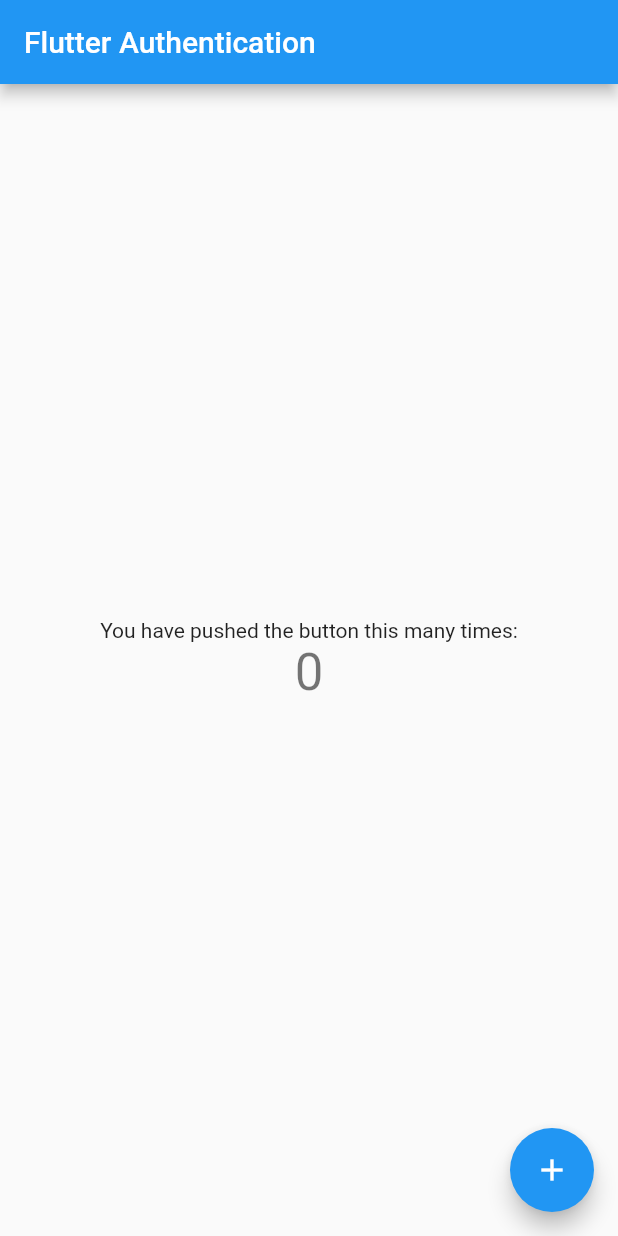
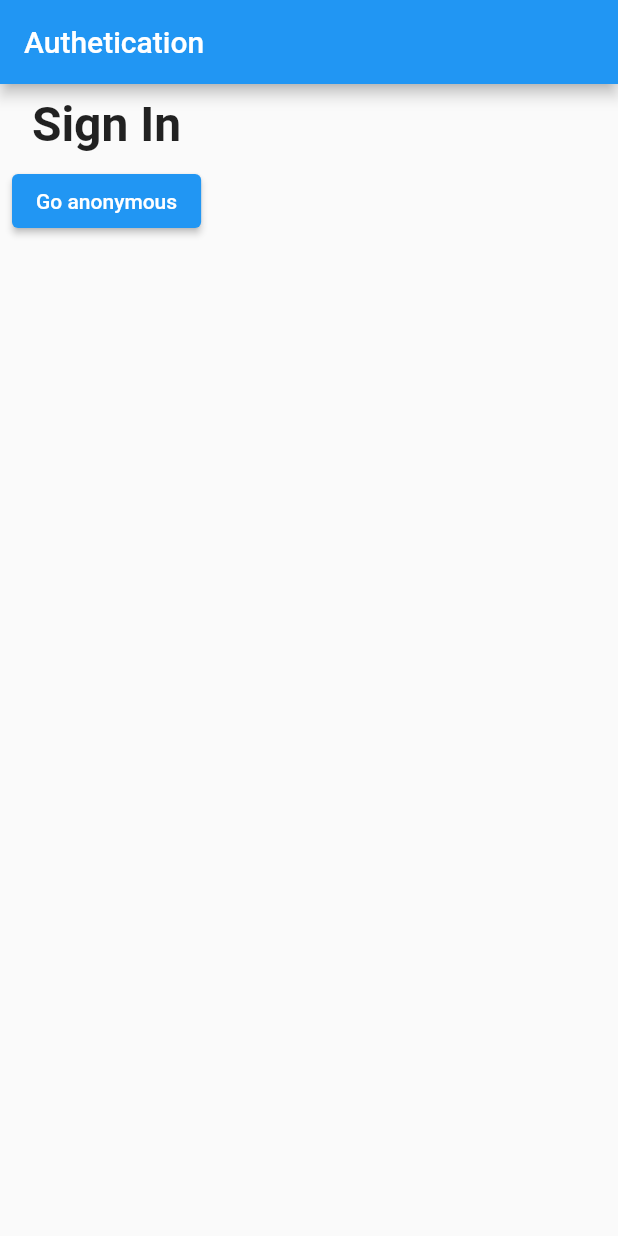
Before and after one commit to 622115039-Sahachan-49464/Flutter_Authentication, a Flutter app: the screen it shows after launch, on a phone screen of 412 x 824 dp. Run offline on Flutter 3.47's test engine with Material 2 defaults, Android fonts, the phone set to English and light mode, and no system bars; our stand-ins replace firebase_auth, firebase_core; accounts and stored records are empty.

Commit message:
[👑 add] : annonymous login

```diff
--- a/lib/main.dart
+++ b/lib/main.dart
@@ -1,7 +1,11 @@
 import 'package:flutter/material.dart';
 import 'package:se492_flutter_auth/screen/home.dart';
+import 'package:firebase_core/firebase_core.dart';
+import 'package:se492_flutter_auth/screen/sing_in.dart';
 
-void main() {
+Future<void> main() async {
+  WidgetsFlutterBinding.ensureInitialized();
+  await Firebase.initializeApp();
   runApp(const MyApp());
 }
 
@@ -15,7 +19,7 @@
       theme: ThemeData(
         primarySwatch: Colors.blue,
       ),
-      home: const MyHomePage(title: 'Flutter Authentication'),
+      home: const SignInPage(),
     );
   }
 }
--- /dev/null
+++ b/lib/screen/sing_in.dart
@@ -0,0 +1,49 @@
+import 'package:firebase_auth/firebase_auth.dart';
+import 'package:flutter/material.dart';
+
+class SignInPage extends StatelessWidget {
+  const SignInPage({Key? key}) : super(key: key);
+
+  Future<void> _signInAnonymously () async {
+    try{
+      final userCredentials = await FirebaseAuth.instance.signInAnonymously();
+      print(userCredentials.user!.uid);
+    } catch (e) {
+      print(e.toString());
+    }
+  }
+
+  Widget _buildContent() {
+    return Padding(
+      padding: const EdgeInsets.all(8.0),
+      child: Column(
+        children: [
+          const Text(
+            "Sign In",
+            style: TextStyle(
+              fontSize: 32,
+              fontWeight: FontWeight.w600
+            ),
+          ),
+          const SizedBox(
+            height: 8,
+          ),
+          ElevatedButton(
+              onPressed: () => _signInAnonymously(),
+              child: const Text("Go anonymous")
+          )
+        ],
+      ),
+    );
+  }
+
+  @override
+  Widget build(BuildContext context) {
+    return Scaffold(
+      appBar: AppBar(
+        title: const Text("Authetication"),
+      ),
+      body: _buildContent(),
+    );
+  }
+}
```
